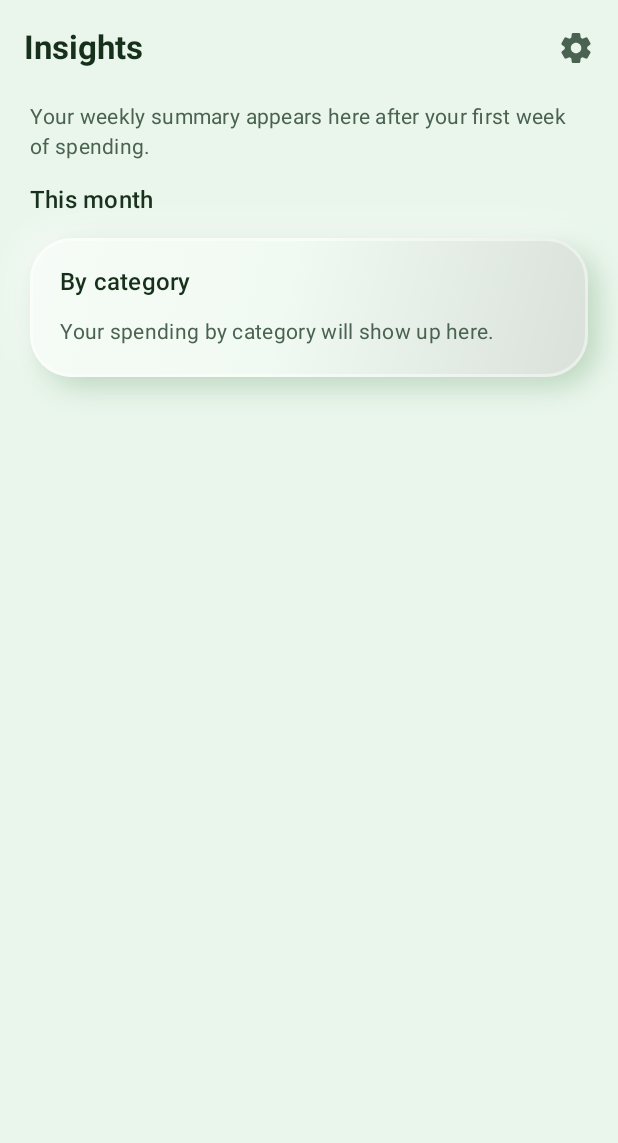
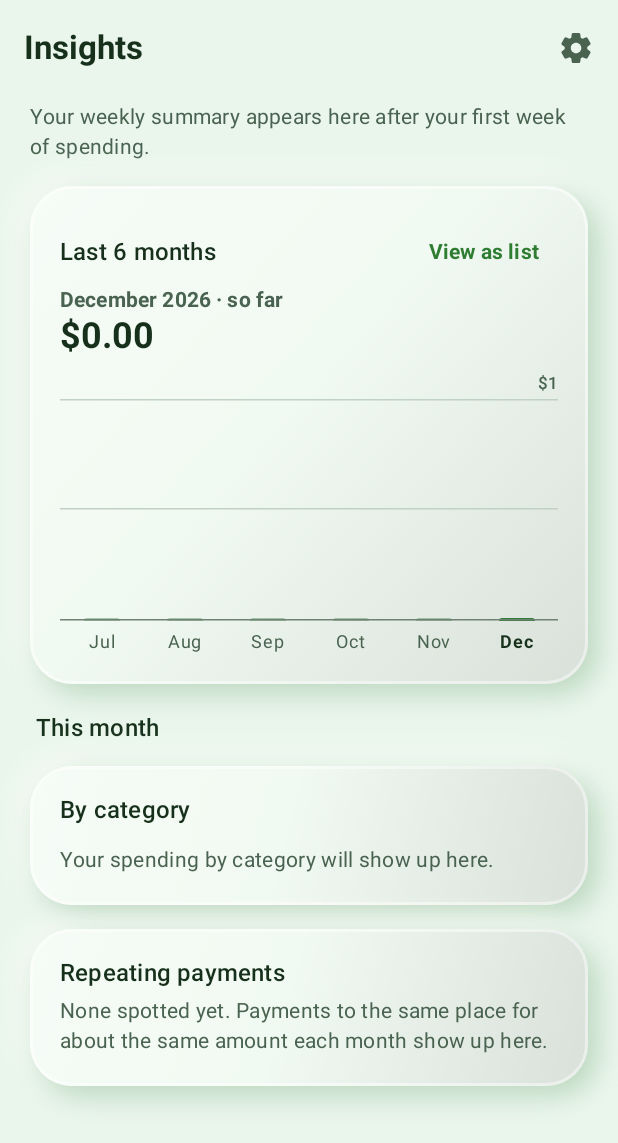
Before and after one commit to Chandangepala/Spend.ai, an Android app built with Jetpack Compose: the composable InsightsScreen shown on its own in the app's theme, on a phone screen of 412 x 824 dp. Shown: the top 1143 px of the screen. Run offline under Robolectric (Android 15) with nearby library versions, the phone set to English and light mode, and no system bars; our stand-ins replace Room's generated code; 13 statements that could not run were skipped.

Commit message:
Insights tab: monthly trend chart and repeating payments (UI PR 2)
- MonthlyTrendCard: last 6 months as single-series columns (primary
  green, <=24dp, rounded data end, square baseline); tap a month to read
  its exact amount (current month selected, marked "so far"); hairline
  gridlines at a nice maximum with the scale label above the plot;
  per-bar TalkBack descriptions and a "View as list" table
- monthlyTotals / niceCeiling (pure, tested): local-time month buckets,
  empty months as 0
- RepeatingPaymentsCard: monthly repeating payments computed live from
  all expenses (InsightsEngine.repeatingPayments)
- CategoryBreakdown: icon + name carry identity, amounts in text colour
  (not the category hue), bars rounded only at the data end on a
  neutral track. The 14-hue category palette fails the CVD and chroma
  checks, so no chart relies on its colour alone.
- Tests: MonthlyTotalsTest, MonthlyTrendCardTest (no database)

Co-Authored-By: Claude Opus 5.5 <noreply@anthropic.com>

```diff
--- a/app/src/main/java/com/basic/spendai/insights/InsightsEngine.kt
+++ b/app/src/main/java/com/basic/spendai/insights/InsightsEngine.kt
@@ -113,6 +113,12 @@ class InsightsEngine(private val zone: ZoneId = ZoneId.systemDefault()) {
         return Finding.WeekendSpike(weekendPerDay, weekdayPerDay, (weekendPerDay / weekdayPerDay * 10).roundToInt() / 10.0)
     }
 
+    /** Repeating payments over the last 4 months, for the Insights tab (null when none). */
+    fun repeatingPayments(expenses: List<Expense>, now: Instant): Finding.Subscriptions? {
+        val from = now.atZone(zone).toLocalDate().minusDays(SUBSCRIPTION_LOOKBACK_DAYS).atStartOfDay(zone).toInstant().toEpochMilli()
+        return subscriptions(expenses.filter { it.timestamp in from..now.toEpochMilli() }, now)
+    }
+
     /** Charges from the same merchant 25–35 days apart with amounts within 10%, still active in the last 40 days. */
     private fun subscriptions(recent: List<Expense>, now: Instant): Finding.Subscriptions? {
         val items = recent.groupBy { it.title.trim().lowercase() }.mapNotNull { (_, charges) ->
--- /dev/null
+++ b/app/src/main/java/com/basic/spendai/insights/MonthlyTotals.kt
@@ -0,0 +1,27 @@
+package com.basic.spendai.insights
+
+import com.basic.spendai.data.Expense
+import java.time.Instant
+import java.time.YearMonth
+import java.time.ZoneId
+
+/** Total spent in one calendar month; [partial] marks the current month (still in progress). */
+data class MonthTotal(val month: YearMonth, val total: Double, val count: Int, val partial: Boolean)
+
+/** The last [months] calendar months up to and including the current one, oldest first; empty months are 0. */
+fun monthlyTotals(expenses: List<Expense>, now: Instant, zone: ZoneId = ZoneId.systemDefault(), months: Int = 6): List<MonthTotal> {
+    val current = YearMonth.from(now.atZone(zone))
+    val byMonth = expenses.groupBy { YearMonth.from(Instant.ofEpochMilli(it.timestamp).atZone(zone)) }
+    return (months - 1 downTo 0).map { back ->
+        val month = current.minusMonths(back.toLong())
+        val items = byMonth[month].orEmpty()
+        MonthTotal(month, items.sumOf { it.amount }, items.size, partial = back == 0)
+    }
+}
+
+/** A clean axis maximum at or above [max]: 1, 2, 2.5 or 5 × a power of ten (e.g. 8,919 -> 10,000). */
+fun niceCeiling(max: Double): Double {
+    if (max <= 0) return 1.0
+    val magnitude = Math.pow(10.0, Math.floor(Math.log10(max)))
+    return listOf(1.0, 2.0, 2.5, 5.0, 10.0).map { it * magnitude }.first { it >= max }
+}
--- a/app/src/main/java/com/basic/spendai/ui/ExpenseViewModel.kt
+++ b/app/src/main/java/com/basic/spendai/ui/ExpenseViewModel.kt
@@ -28,7 +28,11 @@ import com.basic.spendai.data.ExpenseDatabase
 import com.basic.spendai.data.MerchantAlias
 import com.basic.spendai.data.MerchantCategory
 import com.basic.spendai.data.SettingsRepository
+import com.basic.spendai.insights.Finding
+import com.basic.spendai.insights.InsightsEngine
 import com.basic.spendai.insights.InsightsRepository
+import com.basic.spendai.insights.MonthTotal
+import com.basic.spendai.insights.monthlyTotals
 import com.basic.spendai.insights.WeeklyInsightsWorker
 import com.basic.spendai.receipt.ReceiptPhotos
 import com.basic.spendai.receipt.ReceiptScanner
@@ -109,6 +113,16 @@ class ExpenseViewModel(application: Application) : AndroidViewModel(application)
     val month: StateFlow<MonthSummary> =
         dao.observeAll().map { all -> monthSummary(all, java.time.ZonedDateTime.now()) }
             .stateIn(viewModelScope, SharingStarted.WhileSubscribed(5_000), MonthSummary())
+
+    /** The last 6 calendar months, for the Insights trend chart. */
+    val monthlyTotals: StateFlow<List<MonthTotal>> =
+        dao.observeAll().map { monthlyTotals(it, java.time.Instant.now()) }
+            .stateIn(viewModelScope, SharingStarted.WhileSubscribed(5_000), emptyList())
+
+    /** Payments that repeat about monthly, worked out live from all expenses. */
+    val repeatingPayments: StateFlow<Finding.Subscriptions?> =
+        dao.observeAll().map { InsightsEngine().repeatingPayments(it, java.time.Instant.now()) }
+            .stateIn(viewModelScope, SharingStarted.WhileSubscribed(5_000), null)
 
     /** Categories most-used first, for the add/edit sheet's chips. */
     val categoryOrder: StateFlow<List<Category>> =
--- a/app/src/main/java/com/basic/spendai/ui/insights/InsightsScreen.kt
+++ b/app/src/main/java/com/basic/spendai/ui/insights/InsightsScreen.kt
@@ -27,12 +27,14 @@ import com.basic.spendai.ui.ExpenseViewModel
 import com.basic.spendai.ui.home.CategoryBreakdown
 import com.basic.spendai.ui.home.InsightCard
 
-/** The weekly summary and where this month's money went. Charts and budgets join in later PRs. */
+/** The weekly summary, the monthly trend, where this month's money went, and repeating payments. */
 @OptIn(ExperimentalMaterial3Api::class)
 @Composable
 fun InsightsScreen(viewModel: ExpenseViewModel, onOpenSettings: () -> Unit) {
     val insight by viewModel.weeklyInsight.collectAsStateWithLifecycle()
     val month by viewModel.month.collectAsStateWithLifecycle()
+    val months by viewModel.monthlyTotals.collectAsStateWithLifecycle()
+    val repeating by viewModel.repeatingPayments.collectAsStateWithLifecycle()
 
     Scaffold(
         containerColor = MaterialTheme.colorScheme.background,
@@ -62,10 +64,13 @@ fun InsightsScreen(viewModel: ExpenseViewModel, onOpenSettings: () -> Unit) {
                     color = MaterialTheme.colorScheme.onSurfaceVariant,
                 )
             }
+            item(key = "trend") { MonthlyTrendCard(months) }
             item(key = "month") {
-                Text("This month", style = MaterialTheme.typography.titleMedium)
+                Text("This month", style = MaterialTheme.typography.titleMedium, modifier = Modifier.padding(start = 4.dp, top = 4.dp))
             }
             item(key = "breakdown") { CategoryBreakdown(month.expenses) }
+            // Budgets (Phase 7) will slot in here, next to where the money goes.
+            item(key = "repeating") { RepeatingPaymentsCard(repeating) }
         }
     }
 }
--- /dev/null
+++ b/app/src/main/java/com/basic/spendai/ui/insights/MonthlyTrendCard.kt
@@ -0,0 +1,159 @@
+package com.basic.spendai.ui.insights
+
+import androidx.compose.foundation.background
+import androidx.compose.foundation.layout.Arrangement
+import androidx.compose.foundation.layout.Box
+import androidx.compose.foundation.layout.BoxWithConstraints
+import androidx.compose.foundation.layout.Column
+import androidx.compose.foundation.layout.Row
+import androidx.compose.foundation.layout.Spacer
+import androidx.compose.foundation.layout.fillMaxHeight
+import androidx.compose.foundation.layout.fillMaxSize
+import androidx.compose.foundation.layout.fillMaxWidth
+import androidx.compose.foundation.layout.height
+import androidx.compose.foundation.layout.padding
+import androidx.compose.foundation.layout.width
+import androidx.compose.foundation.selection.selectable
+import androidx.compose.foundation.shape.RoundedCornerShape
+import androidx.compose.material3.HorizontalDivider
+import androidx.compose.material3.MaterialTheme
+import androidx.compose.material3.Text
+import androidx.compose.material3.TextButton
+import androidx.compose.runtime.Composable
+import androidx.compose.runtime.getValue
+import androidx.compose.runtime.mutableIntStateOf
+import androidx.compose.runtime.mutableStateOf
+import androidx.compose.runtime.saveable.rememberSaveable
+import androidx.compose.runtime.setValue
+import androidx.compose.ui.Alignment
+import androidx.compose.ui.Modifier
+import androidx.compose.ui.draw.clip
+import androidx.compose.ui.semantics.Role
+import androidx.compose.ui.semantics.contentDescription
+import androidx.compose.ui.semantics.semantics
+import androidx.compose.ui.text.font.FontWeight
+import androidx.compose.ui.unit.dp
+import androidx.compose.ui.unit.min
+import com.basic.spendai.data.AppCurrency
+import com.basic.spendai.insights.MonthTotal
+import com.basic.spendai.insights.niceCeiling
+import com.basic.spendai.ui.components.ClayCard
+import com.basic.spendai.util.LocalCurrency
+import com.basic.spendai.util.formatCurrency
+import java.time.format.TextStyle
+import java.util.Locale
+
+private val ChartHeight = 148.dp
+private val MaxBarWidth = 24.dp
+
+/**
+ * Spending per month as columns (one series: the app's primary green, no legend). Tap a month to
+ * read its exact amount above the chart; the current month is selected by default and marked
+ * "so far". "View as list" shows the same numbers as text.
+ */
+@Composable
+fun MonthlyTrendCard(months: List<MonthTotal>, modifier: Modifier = Modifier) {
+    if (months.isEmpty()) return
+    val currency = LocalCurrency.current
+    var selected by rememberSaveable { mutableIntStateOf(months.lastIndex) }
+    var asList by rememberSaveable { mutableStateOf(false) }
+    val pick = months[selected.coerceIn(months.indices)]
+    val axisMax = niceCeiling(months.maxOf { it.total })
+    val colors = MaterialTheme.colorScheme
+
+    ClayCard(color = colors.surface, modifier = modifier.fillMaxWidth(), cornerRadius = 28.dp, elevation = 10.dp) {
+        Column(Modifier.padding(20.dp)) {
+            Row(verticalAlignment = Alignment.CenterVertically) {
+                Text("Last ${months.size} months", style = MaterialTheme.typography.titleMedium, modifier = Modifier.weight(1f))
+                TextButton(onClick = { asList = !asList }) { Text(if (asList) "View as chart" else "View as list") }
+            }
+            if (asList) {
+                months.asReversed().forEach { m ->
+                    Row(Modifier.padding(vertical = 6.dp)) {
+                        Text(monthName(m, long = true), style = MaterialTheme.typography.bodyMedium, modifier = Modifier.weight(1f))
+                        Text(formatCurrency(m.total, currency), style = MaterialTheme.typography.bodyMedium, fontWeight = FontWeight.SemiBold)
+                    }
+                }
+                return@Column
+            }
+
+            // The selected month's value, large: the tap-to-read "tooltip" for a touch screen.
+            Text(monthName(pick, long = true), style = MaterialTheme.typography.labelLarge, color = colors.onSurfaceVariant)
+            Text(formatCurrency(pick.total, currency), style = MaterialTheme.typography.headlineSmall, fontWeight = FontWeight.Bold)
+            Spacer(Modifier.height(8.dp))
+            // The scale label sits above the plot, never inside it where a tall bar would run into it.
+            Text(
+                compactMoney(axisMax, currency),
+                style = MaterialTheme.typography.labelSmall,
+                color = colors.onSurfaceVariant,
+                modifier = Modifier
+                    .align(Alignment.End)
+                    .padding(bottom = 2.dp),
+            )
+
+            Box(Modifier.fillMaxWidth().height(ChartHeight)) {
+                // Recessive scale: one hairline at a round maximum, one at half, plus the baseline.
+                listOf(1f, 0.5f).forEach { f ->
+                    Box(Modifier.fillMaxSize().padding(bottom = ChartHeight * f), contentAlignment = Alignment.BottomStart) {
+                        HorizontalDivider(thickness = 1.dp, color = colors.outlineVariant)
+                    }
+                }
+                Row(Modifier.fillMaxSize(), verticalAlignment = Alignment.Bottom) {
+                    months.forEachIndexed { i, m ->
+                        val isSelected = i == selected
+                        BoxWithConstraints(
+                            Modifier
+                                .weight(1f)
+                                .fillMaxHeight()
+                                // The whole column is the touch target, not just the (maybe tiny) bar.
+                                .selectable(selected = isSelected, role = Role.Tab, onClick = { selected = i })
+                                .semantics { contentDescription = "${monthName(m, long = true)}: ${formatCurrency(m.total, currency)}" },
+                            contentAlignment = Alignment.BottomCenter,
+                        ) {
+                            val fraction = (m.total / axisMax).toFloat().coerceIn(0f, 1f)
+                            Box(
+                                Modifier
+                                    .width(min(MaxBarWidth, maxWidth * 0.5f))
+                                    // Even a ₹0 month shows a sliver so the column reads as "nothing", not "missing".
+                                    .fillMaxHeight(fraction.coerceAtLeast(0.012f))
+                                    .clip(RoundedCornerShape(topStart = 4.dp, topEnd = 4.dp))
+                                    .background(if (isSelected) colors.primary else colors.primary.copy(alpha = 0.38f)),
+                            )
+                        }
+                    }
+                }
+                HorizontalDivider(Modifier.align(Alignment.BottomStart), thickness = 1.dp, color = colors.outline)
+            }
+            Row(Modifier.fillMaxWidth().padding(top = 6.dp)) {
+                months.forEachIndexed { i, m ->
+                    Text(
+                        monthName(m, long = false),
+                        style = MaterialTheme.typography.labelMedium,
+                        fontWeight = if (i == selected) FontWeight.Bold else FontWeight.Normal,
+                        color = if (i == selected) colors.onSurface else colors.onSurfaceVariant,
+                        modifier = Modifier.weight(1f),
+                        textAlign = androidx.compose.ui.text.style.TextAlign.Center,
+                    )
+                }
+            }
+        }
+    }
+}
+
+/** "October 2026 · so far" / "Oct". */
+private fun monthName(m: MonthTotal, long: Boolean): String {
+    val name = m.month.month.getDisplayName(if (long) TextStyle.FULL else TextStyle.SHORT, Locale.getDefault())
+    return if (long) "$name ${m.month.year}${if (m.partial) " · so far" else ""}" else name
+}
+
+/** Axis ticks: "₹10K", "₹2.5K", "₹1.2L"-free plain K/M so they stay short. */
+private fun compactMoney(v: Double, currency: AppCurrency): String {
+    val symbol = currency.symbol
+    return when {
+        v >= 1_000_000 -> "$symbol${trim(v / 1_000_000)}M"
+        v >= 1_000 -> "$symbol${trim(v / 1_000)}K"
+        else -> "$symbol${trim(v)}"
+    }
+}
+
+private fun trim(v: Double) = if (v == Math.floor(v)) v.toLong().toString() else "%.1f".format(v)
--- /dev/null
+++ b/app/src/main/java/com/basic/spendai/ui/insights/RepeatingPaymentsCard.kt
@@ -0,0 +1,52 @@
+package com.basic.spendai.ui.insights
+
+import androidx.compose.foundation.layout.Column
+import androidx.compose.foundation.layout.Row
+import androidx.compose.foundation.layout.fillMaxWidth
+import androidx.compose.foundation.layout.padding
+import androidx.compose.material3.HorizontalDivider
+import androidx.compose.material3.MaterialTheme
+import androidx.compose.material3.Text
+import androidx.compose.runtime.Composable
+import androidx.compose.ui.Modifier
+import androidx.compose.ui.text.font.FontWeight
+import androidx.compose.ui.unit.dp
+import com.basic.spendai.insights.Finding
+import com.basic.spendai.ui.components.ClayCard
+import com.basic.spendai.util.LocalCurrency
+import com.basic.spendai.util.formatCurrency
+
+/** Payments that repeat about monthly (subscriptions, gym, rent…). A list, not a chart: names matter. */
+@Composable
+fun RepeatingPaymentsCard(payments: Finding.Subscriptions?, modifier: Modifier = Modifier) {
+    val currency = LocalCurrency.current
+    ClayCard(color = MaterialTheme.colorScheme.surface, modifier = modifier.fillMaxWidth(), cornerRadius = 28.dp, elevation = 10.dp) {
+        Column(Modifier.padding(20.dp)) {
+            Text("Repeating payments", style = MaterialTheme.typography.titleMedium)
+            if (payments == null) {
+                Text(
+                    "None spotted yet. Payments to the same place for about the same amount each month show up here.",
+                    style = MaterialTheme.typography.bodyMedium,
+                    color = MaterialTheme.colorScheme.onSurfaceVariant,
+                    modifier = Modifier.padding(top = 6.dp),
+                )
+                return@Column
+            }
+            payments.items.forEach { item ->
+                Row(Modifier.fillMaxWidth().padding(vertical = 8.dp)) {
+                    Text(item.merchant, style = MaterialTheme.typography.bodyLarge, modifier = Modifier.weight(1f))
+                    Text("${formatCurrency(item.amount, currency)}/mo", style = MaterialTheme.typography.bodyLarge)
+                }
+            }
+            HorizontalDivider(color = MaterialTheme.colorScheme.outlineVariant)
+            Row(Modifier.fillMaxWidth().padding(top = 8.dp)) {
+                Text("About", style = MaterialTheme.typography.bodyMedium, color = MaterialTheme.colorScheme.onSurfaceVariant, modifier = Modifier.weight(1f))
+                Text(
+                    "${formatCurrency(payments.monthlyTotal, currency)} a month",
+                    style = MaterialTheme.typography.bodyMedium,
+                    fontWeight = FontWeight.SemiBold,
+                )
+            }
+        }
+    }
+}
```
Also changed, not shown: app/src/main/java/com/basic/spendai/ui/home/CategoryBreakdown.kt (+11 -12 lines), 2 other files.
